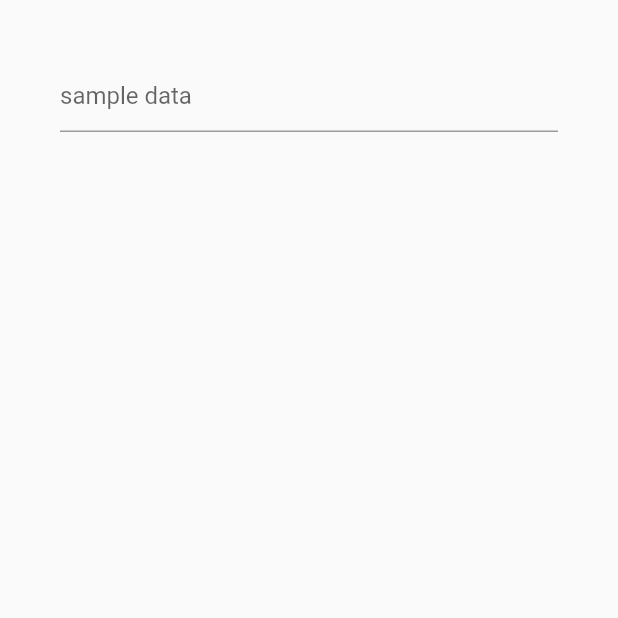
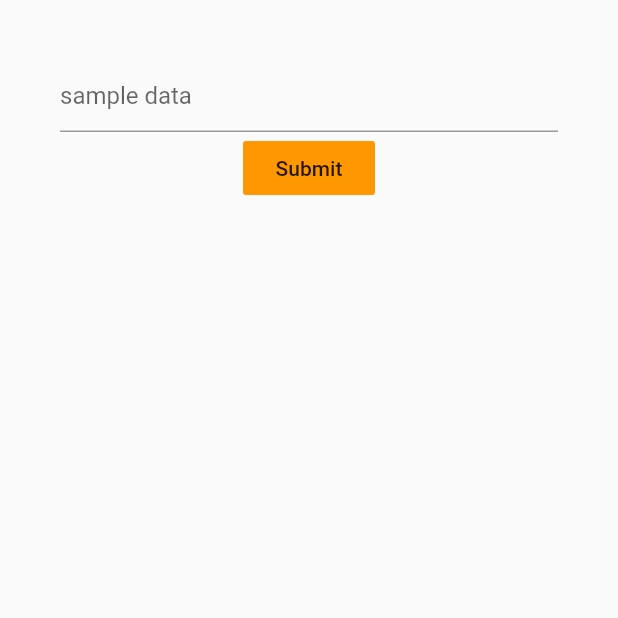
Before and after one commit to Ed0176/flutterwebuploadapp, a Flutter app: the screen it shows after launch, on a phone screen of 412 x 824 dp, the top half of it. Run offline on Flutter 3.47's test engine with Material 2 defaults, Android fonts, the phone set to English and light mode, and no system bars; our stand-ins replace firebase_core, firebase_storage; accounts and stored records are empty.

```diff
--- a/lib/main.dart
+++ b/lib/main.dart
@@ -7,6 +7,7 @@ import 'package:upload/edit_course.dart';
 
 main() async {
   WidgetsFlutterBinding.ensureInitialized();
+  await Firebase.initializeApp();
   runApp(MyApp());
 }
 
@@ -24,7 +25,12 @@ class _MyAppState extends State<MyApp> {
           padding: EdgeInsets.all(40.0),
           child: Center(
             child: Column(children: [
-              TextFormField(decoration: InputDecoration(hintText: 'sample data'))
+              TextFormField(decoration: InputDecoration(hintText: 'sample data')),
+              FlatButton(
+                onPressed: () {},
+                child: Text('Submit'),
+                color: Colors.orange,
+              )
             ]),
           ),
         ),
```
Also changed, not shown: 1 other file.
